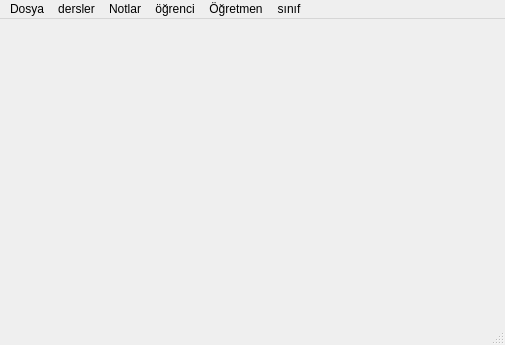
The window that Gorsel/ana_pencere.ui (sadededeoglu/okulprojesi) describes before a commit, drawn with Qt 5.
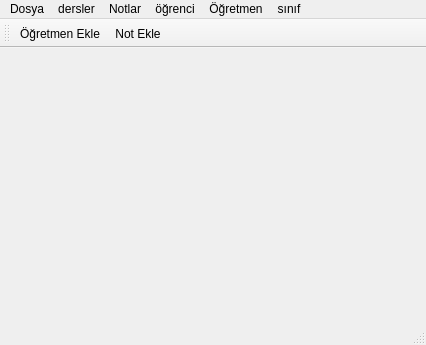
The same window after the commit. Icons and pictures are not drawn.

Commit message: ana pencere düzenlendi

Patch:
```diff
--- a/Gorsel/ana_pencere.ui
+++ b/Gorsel/ana_pencere.ui
@@ -6,7 +6,7 @@
    <rect>
     <x>0</x>
     <y>0</y>
-    <width>505</width>
+    <width>426</width>
     <height>345</height>
    </rect>
   </property>
@@ -25,7 +25,7 @@
     <rect>
      <x>0</x>
      <y>0</y>
-     <width>505</width>
+     <width>426</width>
      <height>20</height>
     </rect>
    </property>
@@ -75,6 +75,19 @@
    <addaction name="menus_n_f"/>
   </widget>
   <widget class="QStatusBar" name="statusbar"/>
+  <widget class="QToolBar" name="toolBar">
+   <property name="windowTitle">
+    <string>toolBar</string>
+   </property>
+   <attribute name="toolBarArea">
+    <enum>TopToolBarArea</enum>
+   </attribute>
+   <attribute name="toolBarBreak">
+    <bool>false</bool>
+   </attribute>
+   <addaction name="actionogretmenEkle"/>
+   <addaction name="actionnotEkle"/>
+  </widget>
   <action name="actionac">
    <property name="icon">
     <iconset resource="kaynaklar.qrc">
```
Left out of the diff: 11 changed lines with no effect on the pictures. The commit also changes 1 other file.
